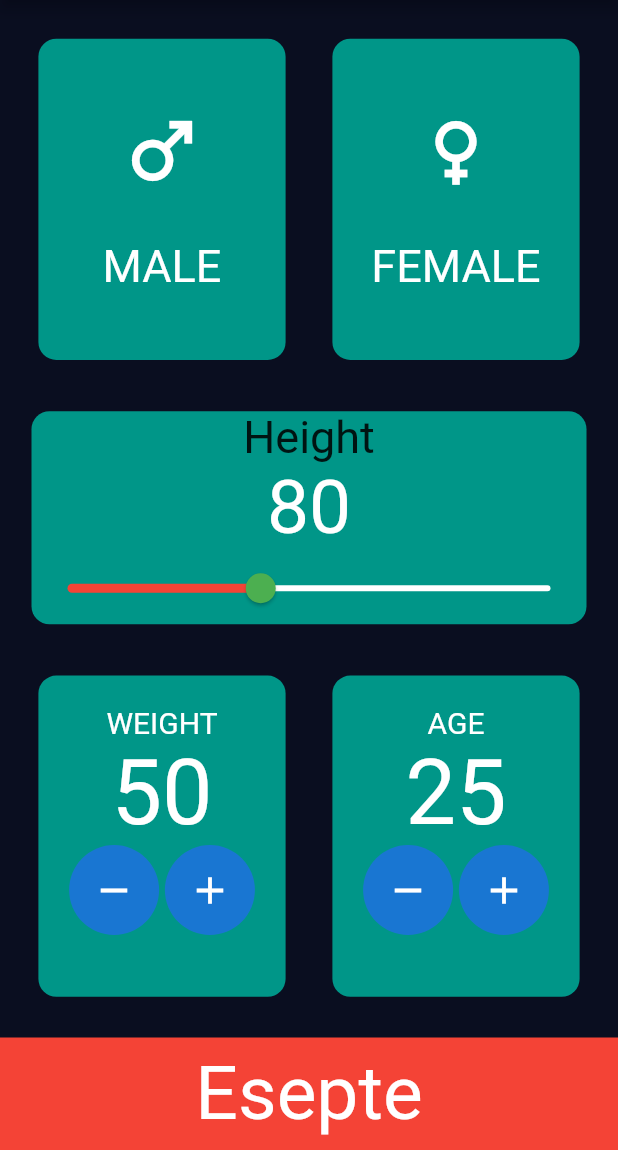
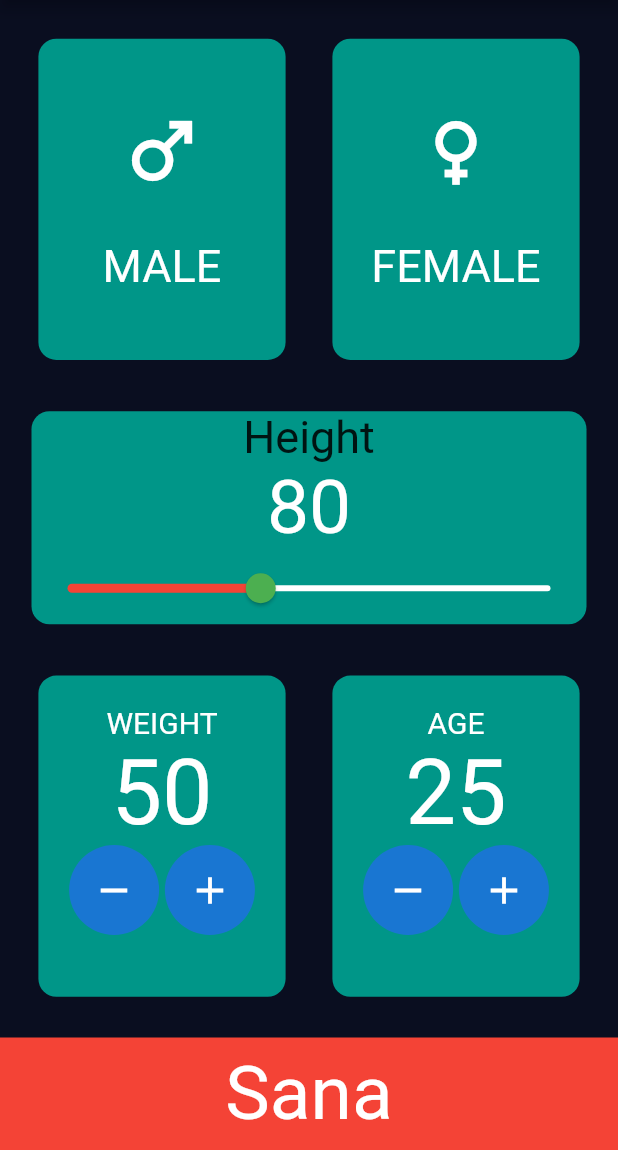
Before and after one commit to JanibekJali/american-dream---bmi_calculator, a Flutter app: the screen it shows after launch, on a phone screen of 412 x 824 dp, the part 86-1236 px from its top. Run offline on Flutter 3.47's test engine with Material 2 defaults, Android fonts, the phone set to English and light mode, and no system bars.

Commit message:
Bmi Buttu

```diff
--- a/lib/constants/colors/app_colors.dart
+++ b/lib/constants/colors/app_colors.dart
@@ -3,4 +3,9 @@ import 'package:flutter/material.dart';
 class AppColors {
   static const Color activeColor = Colors.pink;
   static const Color inactiveColor = Colors.teal;
+  static const Color black = Colors.black;
+  static const Color white = Colors.white;
+  static const Color yellow = Colors.yellow;
+  static const Color green = Colors.green;
+  static const Color transparent = Colors.transparent;
 }
--- a/lib/ui/home_ui.dart
+++ b/lib/ui/home_ui.dart
@@ -2,6 +2,8 @@ import 'dart:developer';
 
 import 'package:bmi_calculator/constants/colors/app_colors.dart';
 import 'package:bmi_calculator/enum/gender_enum.dart';
+import 'package:bmi_calculator/ui/result_ui.dart';
+import 'package:bmi_calculator/widgets/calculate_bottom_widget.dart';
 import 'package:bmi_calculator/widgets/custom_container.dart';
 import 'package:bmi_calculator/widgets/weight_age_widget.dart';
 import 'package:flutter/material.dart';
@@ -138,18 +140,18 @@ class _HomeUiState extends State<HomeUi> {
           ],
         ),
       ),
-      bottomNavigationBar: InkWell(
-        child: Container(
-          color: Colors.red,
-          child: const Padding(
-            padding: EdgeInsets.all(8.0),
-            child: Text(
-              'Esepte',
-              textAlign: TextAlign.center,
-              style: TextStyle(fontSize: 50, color: Colors.white),
-            ),
-          ),
-        ),
+      bottomNavigationBar: CalculateBottomWidget(
+        text: 'Sana',
+        onTap: () {
+          Navigator.push(
+            context,
+            MaterialPageRoute(
+                builder: ((context) => ResultUi(
+                      height: sliderHeight,
+                      weight: weight.toDouble(),
+                    ))),
+          );
+        },
       ),
     );
   }
--- /dev/null
+++ b/lib/widgets/calculate_bottom_widget.dart
@@ -0,0 +1,29 @@
+import 'package:flutter/material.dart';
+
+class CalculateBottomWidget extends StatelessWidget {
+  const CalculateBottomWidget({
+    required this.onTap,
+    Key? key,
+    this.text,
+  }) : super(key: key);
+  final String? text;
+  final void Function()? onTap;
+
+  @override
+  Widget build(BuildContext context) {
+    return InkWell(
+      onTap: onTap,
+      child: Container(
+        color: Colors.red,
+        child: Padding(
+          padding: const EdgeInsets.all(8.0),
+          child: Text(
+            text!,
+            textAlign: TextAlign.center,
+            style: const TextStyle(fontSize: 50, color: Colors.white),
+          ),
+        ),
+      ),
+    );
+  }
+}
```
Also changed, not shown: lib/constants/text_styles/app_text_styles.dart (added, +34 -0 lines), lib/data/local_data/bmi_calculator_data.dart (added, +27 -0 lines), lib/ui/result_ui.dart (added, +72 -0 lines).
